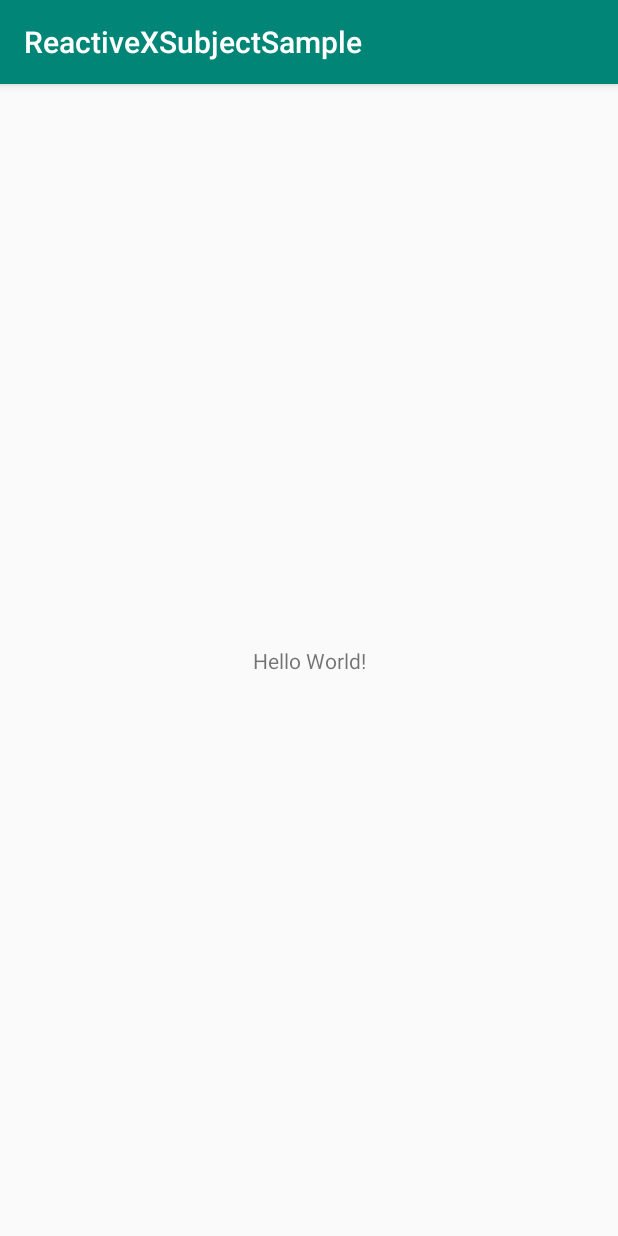
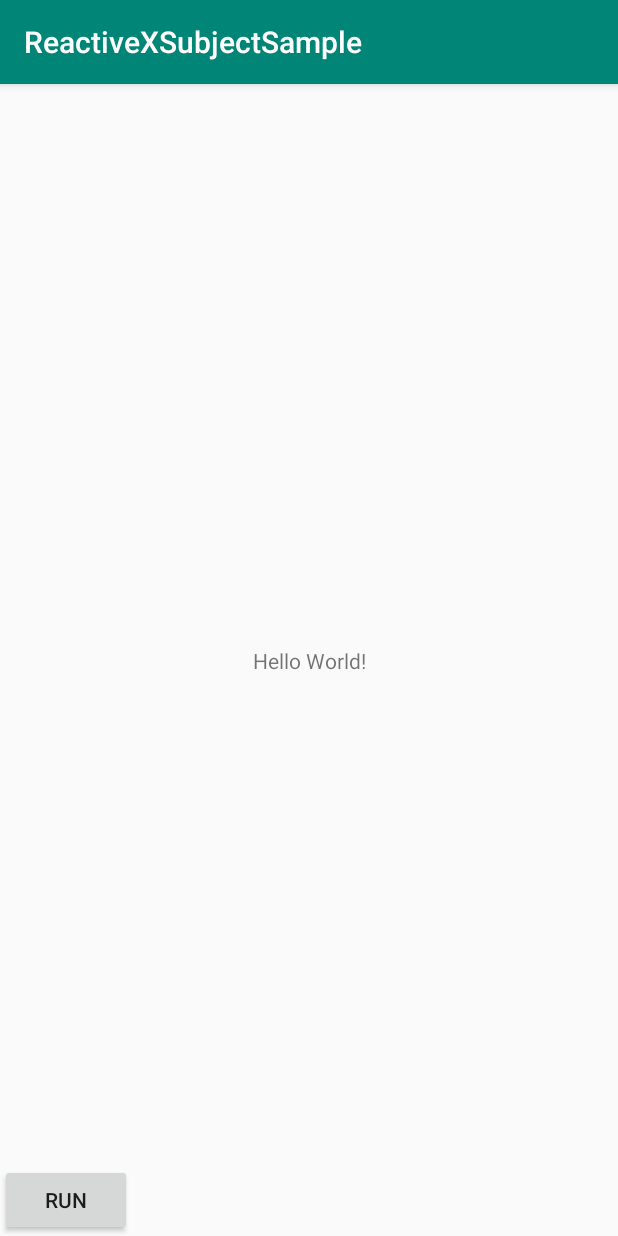
Before and after one commit to DNights/rxSubjectSample, an Android app: the screen it shows after launch (MainActivity), on a phone screen of 412 x 824 dp. Run offline under Robolectric (Android 15) with nearby library versions, the phone set to English and light mode, and no system bars.

Commit message:
add button in activity_main.xml

```diff
--- a/app/src/main/res/layout/activity_main.xml
+++ b/app/src/main/res/layout/activity_main.xml
@@ -7,6 +7,7 @@
     tools:context=".MainActivity">
 
     <TextView
+        android:id="@+id/textView"
         android:layout_width="wrap_content"
         android:layout_height="wrap_content"
         android:text="Hello World!"
@@ -15,4 +16,14 @@
         app:layout_constraintRight_toRightOf="parent"
         app:layout_constraintTop_toTopOf="parent" />
 
+
+    <Button
+        android:id="@+id/button_run"
+        android:layout_width="wrap_content"
+        android:layout_height="wrap_content"
+        android:text="run"
+        app:layout_constraintBottom_toBottomOf="parent"
+        tools:ignore="MissingConstraints"
+        tools:layout_editor_absoluteX="156dp" />
+
 </androidx.constraintlayout.widget.ConstraintLayout>
```
